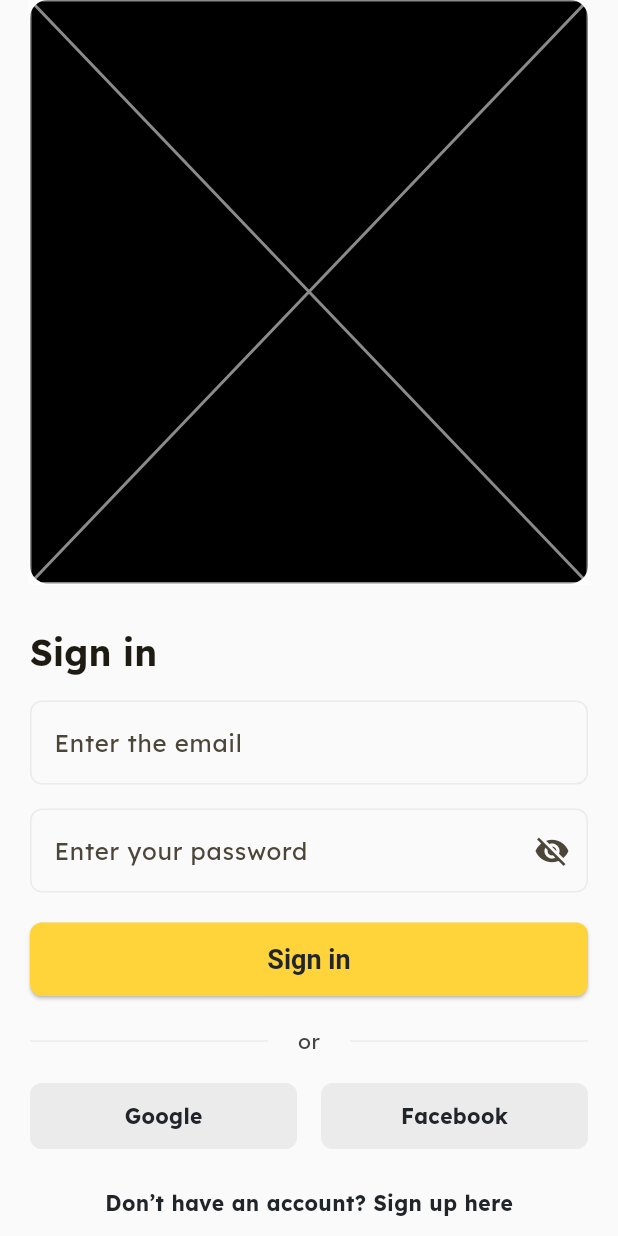
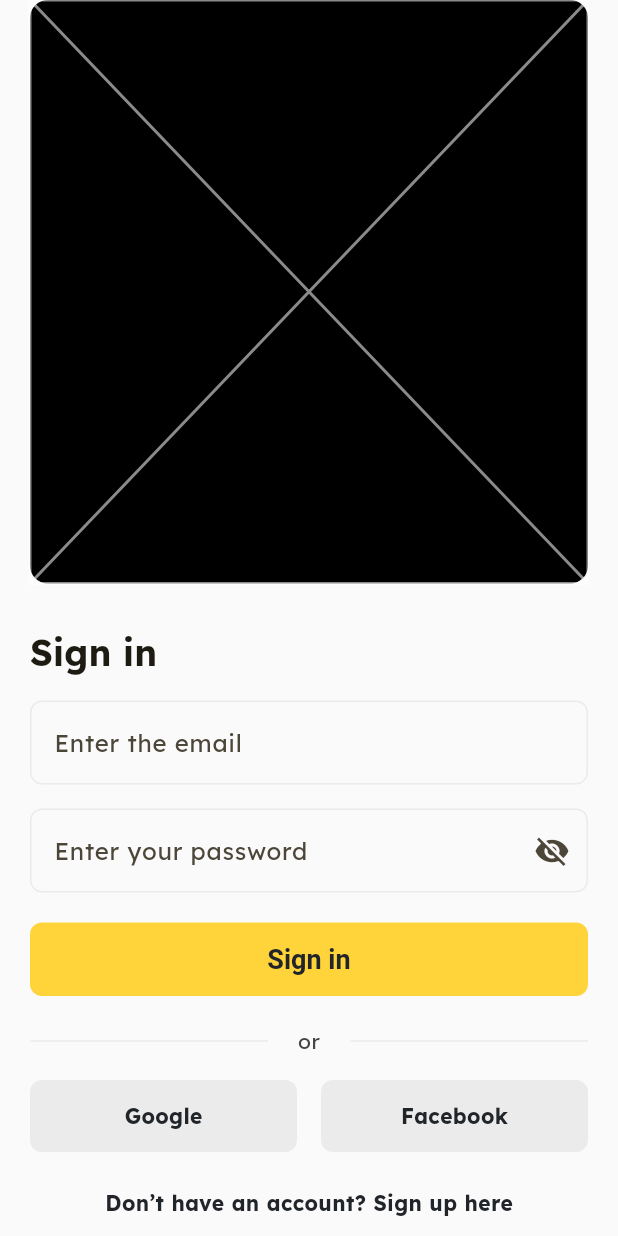
Before and after one commit to poojhaakumar0901/Checkaroo, a Flutter app: the screen it shows after launch, after a tap on "Get Started", on a phone screen of 412 x 824 dp. Run offline on Flutter 3.47's test engine with Material 3 defaults, Android fonts, the phone set to English and light mode, and no system bars; our stand-ins replace gap, get.

Commit message:
Review comments fixed.

```diff
--- a/lib/config/theme.dart
+++ b/lib/config/theme.dart
@@ -20,6 +20,7 @@ class AppTheme {
         textStyle: const TextStyle(fontWeight: FontWeight.bold, fontSize: 18),
         padding: const EdgeInsets.symmetric(vertical: 14),
         shape: RoundedRectangleBorder(borderRadius: BorderRadius.circular(8)),
+        elevation: 0,
       ),
     ),
   );
@@ -43,6 +44,7 @@ class AppTheme {
         textStyle: const TextStyle(fontWeight: FontWeight.bold, fontSize: 18),
         padding: const EdgeInsets.symmetric(vertical: 14),
         shape: RoundedRectangleBorder(borderRadius: BorderRadius.circular(8)),
+        elevation: 0,
       ),
     ),
   );
--- a/lib/screens/onboarding_screen/view/onboarding_screen.dart
+++ b/lib/screens/onboarding_screen/view/onboarding_screen.dart
@@ -10,15 +10,10 @@ class OnboardingScreen extends StatelessWidget {
   static const String route = "/onboarding";
 
   @override
-  Widget build(final BuildContext context) {
-    final TextTheme textTheme = context.textTheme;
-
-    return Scaffold(
+  Widget build(final BuildContext context) => Scaffold(
     body: SafeArea(
       child: Padding(
-          padding: EdgeInsets.symmetric(
-            horizontal: AppConstants.kScreenPadding,
-          ),
+        padding: EdgeInsets.symmetric(horizontal: AppConstants.kScreenPadding),
         child: Column(
           crossAxisAlignment: CrossAxisAlignment.start,
           children: <Widget>[
@@ -36,14 +31,14 @@ class OnboardingScreen extends StatelessWidget {
             const Gap(20),
             Text(
               AppString.onBoardingHeading,
-                style: textTheme.headlineSmall?.copyWith(
+              style: context.textTheme.headlineSmall?.copyWith(
                 fontWeight: FontWeight.bold,
               ),
             ),
             const Gap(12),
             Text(
               AppString.onBoardingContent,
-                style: context.theme.textTheme.bodyMedium?.copyWith(
+              style: context.textTheme.bodyMedium?.copyWith(
                 height: 1.5,
                 fontSize: 15,
               ),
@@ -58,7 +53,6 @@ class OnboardingScreen extends StatelessWidget {
                 child: const Text(AppString.onBoardingStarted),
               ),
             ),
-
             const Gap(12),
             Center(
               child: Text(
@@ -76,4 +70,3 @@ class OnboardingScreen extends StatelessWidget {
     ),
   );
 }
-}
--- a/lib/screens/sign_in_page/controller/sign_in_controller.dart
+++ b/lib/screens/sign_in_page/controller/sign_in_controller.dart
@@ -7,7 +7,7 @@ class SignInController extends GetxController {
 
   Future<void> signIn() async {
     final String email = emailController.text.trim();
-    final String password = passwordController.text;
+    final String password = passwordController.text.trim();
 
     if (email.isEmpty || password.isEmpty) {
       Get.snackbar("Error", "Please enter email and password");
@@ -16,4 +16,11 @@ class SignInController extends GetxController {
 
     Get.snackbar("Info", "Email: $email\nPassword: $password");
   }
+
+  @override
+  void onClose() {
+    emailController.dispose();
+    passwordController.dispose();
+    super.onClose();
+  }
 }
--- a/lib/screens/sign_in_page/view/sign_in.dart
+++ b/lib/screens/sign_in_page/view/sign_in.dart
@@ -1,3 +1,5 @@
+import "dart:async";
+
 import "package:flutter/material.dart";
 import "package:gap/gap.dart";
 import "package:get/get.dart";
@@ -11,15 +13,10 @@ class SignInScreen extends GetView<SignInController> {
   static const String route = "/signin";
 
   @override
-  Widget build(final BuildContext context) {
-    final TextTheme textTheme = context.textTheme;
-
-    return Scaffold(
+  Widget build(final BuildContext context) => Scaffold(
     body: SafeArea(
       child: Padding(
-          padding: EdgeInsets.symmetric(
-            horizontal: AppConstants.kScreenPadding,
-          ),
+        padding: EdgeInsets.symmetric(horizontal: AppConstants.kScreenPadding),
         child: Column(
           crossAxisAlignment: CrossAxisAlignment.stretch,
           children: <Widget>[
@@ -38,7 +35,7 @@ class SignInScreen extends GetView<SignInController> {
               alignment: Alignment.centerLeft,
               child: Text(
                 AppString.signIn,
-                  style: textTheme.headlineSmall?.copyWith(
+                style: context.textTheme.headlineSmall?.copyWith(
                   fontWeight: FontWeight.bold,
                 ),
               ),
@@ -59,8 +56,8 @@ class SignInScreen extends GetView<SignInController> {
             SizedBox(
               width: double.infinity,
               child: ElevatedButton(
-                  onPressed: () async {
-                    await controller.signIn();
+                onPressed: () {
+                  unawaited(controller.signIn());
                 },
                 child: const Text(AppString.signIn),
               ),
@@ -75,7 +72,10 @@ class SignInScreen extends GetView<SignInController> {
                   padding: EdgeInsets.symmetric(
                     horizontal: AppConstants.kScreenPadding,
                   ),
-                    child: Text(AppString.or, style: textTheme.bodyMedium),
+                  child: Text(
+                    AppString.or,
+                    style: context.textTheme.bodyMedium,
+                  ),
                 ),
                 const Expanded(
                   child: Divider(thickness: 1, color: Color(0xFFEBEBEB)),
@@ -86,12 +86,11 @@ class SignInScreen extends GetView<SignInController> {
             Row(
               children: <Widget>[
                 Expanded(
-                    child: OutlinedButton(
+                  child: ElevatedButton(
                     onPressed: () {},
-                      style: OutlinedButton.styleFrom(
-                        padding: const EdgeInsets.symmetric(vertical: 12),
+                    style: ElevatedButton.styleFrom(
                       backgroundColor: const Color(0xFFEBEBEB),
-                        side: const BorderSide(color: Color(0xFFEBEBEB)),
+                      foregroundColor: const Color(0xFF212529),
                       shape: RoundedRectangleBorder(
                         borderRadius: BorderRadius.circular(8),
                       ),
@@ -107,12 +106,11 @@ class SignInScreen extends GetView<SignInController> {
                 ),
                 const Gap(16),
                 Expanded(
-                    child: OutlinedButton(
+                  child: ElevatedButton(
                     onPressed: () {},
-                      style: OutlinedButton.styleFrom(
-                        padding: const EdgeInsets.symmetric(vertical: 12),
+                    style: ElevatedButton.styleFrom(
                       backgroundColor: const Color(0xFFEBEBEB),
-                        side: const BorderSide(color: Color(0xFFEBEBEB)),
+                      foregroundColor: const Color(0xFF212529),
                       shape: RoundedRectangleBorder(
                         borderRadius: BorderRadius.circular(8),
                       ),
@@ -145,4 +143,3 @@ class SignInScreen extends GetView<SignInController> {
     ),
   );
 }
-}
```
Also changed, not shown: 1 other file. Lines whose indentation alone changed are shown as unchanged.
